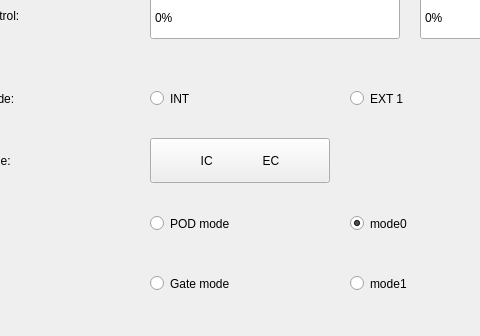
The window that macousto_pod.ui (yuanjinxin123/shenglei) describes before a commit, drawn with Qt 5; both pictures show x 178 to 658 and y 156 to 492 of the 965 by 492 pixel window.
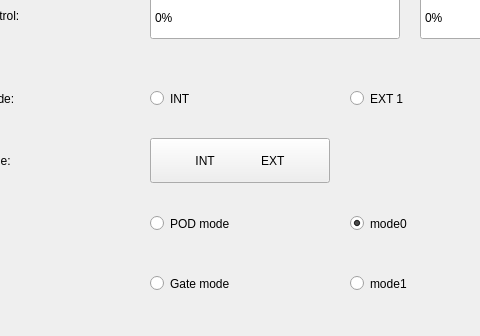
The same window after the commit.

What changed in the file:
```diff
--- a/macousto_pod.ui
+++ b/macousto_pod.ui
@@ -497,7 +497,7 @@
           </size>
          </property>
          <property name="text">
-          <string>IC               EC</string>
+          <string>INT              EXT</string>
          </property>
         </widget>
        </item>
```
